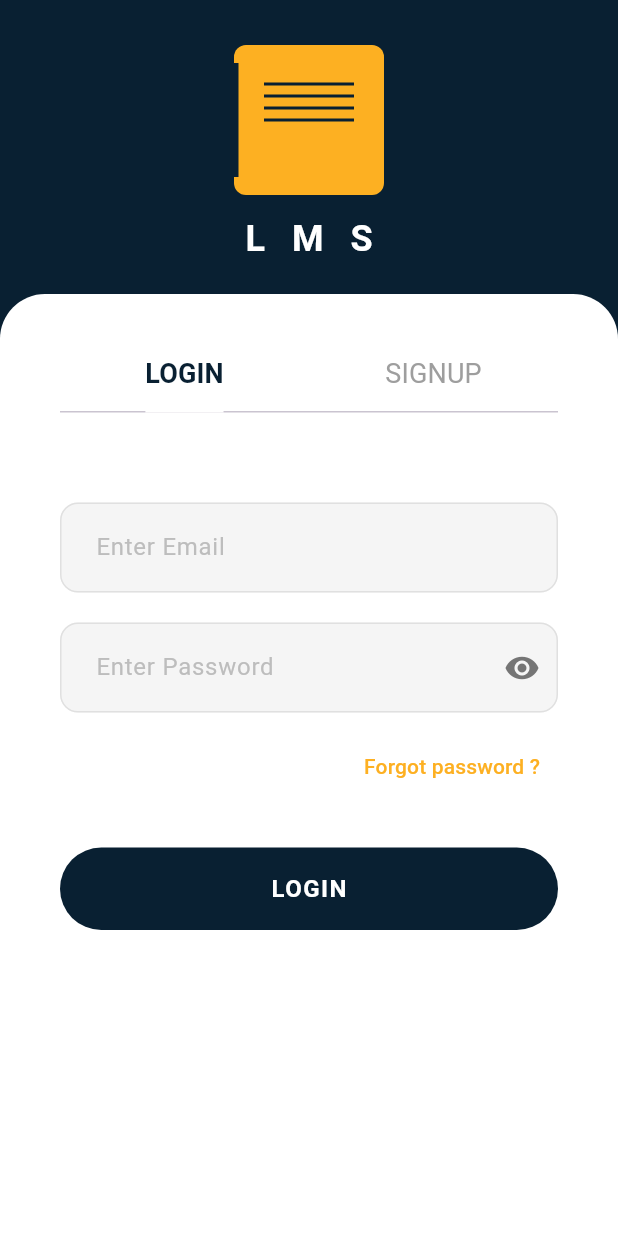
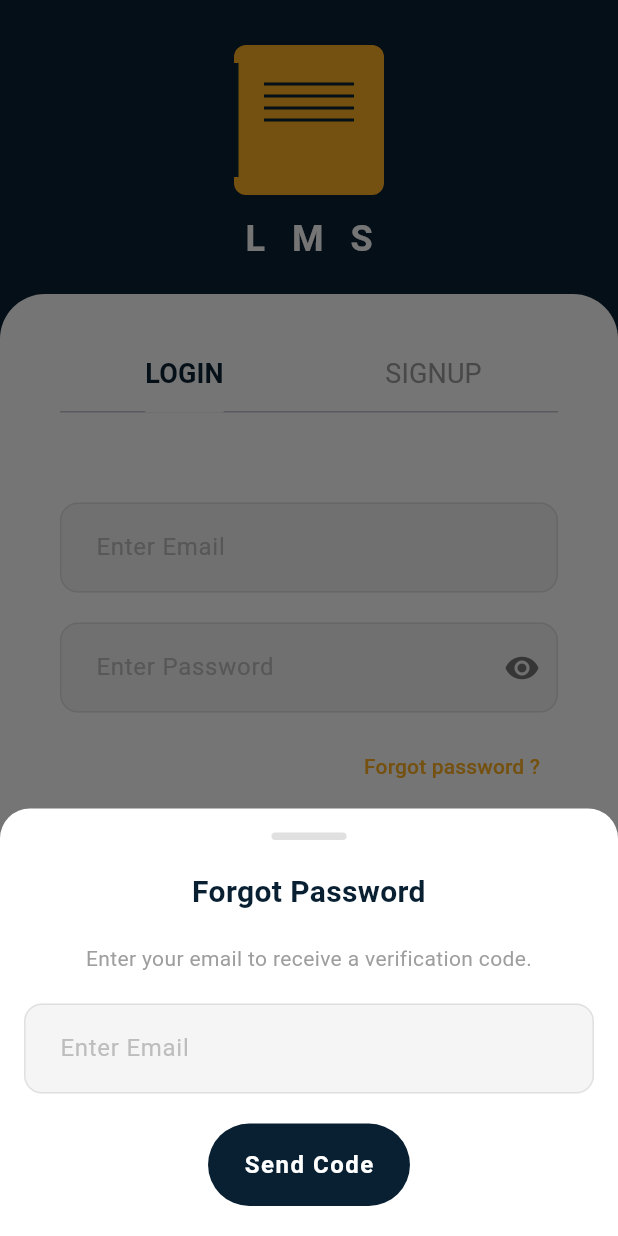
Before and after one commit to AhmedYasserTaha/jesoor_pro, a Flutter app: the screen it shows after launch, after a tap on "Forgot password ?", on a phone screen of 412 x 824 dp. Run offline on Flutter 3.47's test engine with Material 3 defaults, Android fonts, the phone set to English and light mode, and no system bars.

Commit message:
update forgot password

```diff
--- a/lib/features/auth/presentation/screens/auth_screen.dart
+++ b/lib/features/auth/presentation/screens/auth_screen.dart
@@ -96,7 +96,7 @@ class _AuthScreenState extends State<AuthScreen>
                 ),
                 const SizedBox(height: 20),
                 CustomText(
-                  "عملت اكونت جديد مبروووك",
+                  "I created a new account — congratulations 🎉",
                   textAlign: TextAlign.center,
                   fontSize: 18,
                   fontWeight: FontWeight.bold,
@@ -104,7 +104,7 @@ class _AuthScreenState extends State<AuthScreen>
                 ),
                 const SizedBox(height: 10),
                 CustomText(
-                  "مش باقي غير شوية خطوات بسيطة عشان تقدر تستخدم الأكونت بتاعك",
+                  "There are just a few simple steps left so you can start using your account.",
                   textAlign: TextAlign.center,
                 ),
                 const SizedBox(height: 10),
@@ -128,7 +128,7 @@ class _AuthScreenState extends State<AuthScreen>
                     });
                   },
                   child: const Text(
-                    'تم',
+                    'Next',
                     style: TextStyle(
                       color: Colors.white,
                       fontSize: 16,
--- a/lib/features/auth/presentation/screens/widgets/forgot_password_button.dart
+++ b/lib/features/auth/presentation/screens/widgets/forgot_password_button.dart
@@ -1,5 +1,6 @@
 import 'package:flutter/material.dart';
 import 'package:jesoor_pro/core/theme/app_text_styles.dart';
+import 'package:jesoor_pro/features/auth/presentation/screens/widgets/forgot_password_dialog.dart';
 
 class ForgotPasswordButton extends StatelessWidget {
   const ForgotPasswordButton({super.key});
@@ -9,7 +10,17 @@ class ForgotPasswordButton extends StatelessWidget {
     return Align(
       alignment: Alignment.centerRight,
       child: TextButton(
-        onPressed: () {},
+        onPressed: () {
+          showModalBottomSheet(
+            context: context,
+            isScrollControlled: true,
+            shape: const RoundedRectangleBorder(
+              borderRadius: BorderRadius.vertical(top: Radius.circular(20)),
+            ),
+            backgroundColor: Colors.white,
+            builder: (context) => const ForgotPasswordDialog(),
+          );
+        },
         child: const Text(
           'Forgot password ?',
           style: AppTextStyles.forgotPasswordStyle,
--- /dev/null
+++ b/lib/features/auth/presentation/screens/widgets/forgot_password_dialog.dart
@@ -0,0 +1,137 @@
+import 'package:flutter/material.dart';
+import 'package:jesoor_pro/core/theme/app_colors.dart';
+import 'package:jesoor_pro/core/widgets/custom_button.dart';
+import 'package:jesoor_pro/core/widgets/custom_text_field.dart';
+
+class ForgotPasswordDialog extends StatefulWidget {
+  const ForgotPasswordDialog({super.key});
+
+  @override
+  State<ForgotPasswordDialog> createState() => _ForgotPasswordDialogState();
+}
+
+class _ForgotPasswordDialogState extends State<ForgotPasswordDialog> {
+  final _emailController = TextEditingController();
+  final _otpController = TextEditingController();
+  bool _isCodeSent = false;
+  bool _isLoading = false;
+
+  @override
+  void dispose() {
+    _emailController.dispose();
+    _otpController.dispose();
+    super.dispose();
+  }
+
+  Future<void> _sendCode() async {
+    if (_emailController.text.isEmpty) return;
+
+    setState(() => _isLoading = true);
+
+    // Mock API call delay
+    await Future.delayed(const Duration(seconds: 2));
+
+    if (mounted) {
+      setState(() {
+        _isLoading = false;
+        _isCodeSent = true;
+      });
+    }
+  }
+
+  Future<void> _resendCode() async {
+    setState(() => _isLoading = true);
+    await Future.delayed(const Duration(seconds: 1));
+    if (mounted) {
+      setState(() => _isLoading = false);
+      ScaffoldMessenger.of(context).showSnackBar(
+        const SnackBar(content: Text("Code was resent successfully!")),
+      );
+    }
+  }
+
+  void _verifyCode() {
+    // Mock verification
+    Navigator.pop(context);
+    ScaffoldMessenger.of(
+      context,
+    ).showSnackBar(const SnackBar(content: Text("Verified (Mock)")));
+  }
+
+  @override
+  Widget build(BuildContext context) {
+    return Padding(
+      padding: EdgeInsets.only(
+        bottom: MediaQuery.of(context).viewInsets.bottom,
+        left: 16,
+        right: 16,
+        top: 16,
+      ),
+      child: SingleChildScrollView(
+        child: Column(
+          mainAxisSize: MainAxisSize.min,
+          children: [
+            Container(
+              width: 50,
+              height: 5,
+              decoration: BoxDecoration(
+                color: Colors.grey[300],
+                borderRadius: BorderRadius.circular(10),
+              ),
+            ),
+            const SizedBox(height: 20),
+            Text(
+              _isCodeSent ? "Verify Code" : "Forgot Password",
+              textAlign: TextAlign.center,
+              style: const TextStyle(
+                fontWeight: FontWeight.bold,
+                color: AppColors.primary,
+                fontSize: 20,
+              ),
+            ),
+            const SizedBox(height: 20),
+            if (!_isCodeSent) ...[
+              const Text(
+                "Enter your email to receive a verification code.",
+                textAlign: TextAlign.center,
+                style: TextStyle(color: Colors.grey),
+              ),
+              const SizedBox(height: 20),
+              CustomTextField(
+                controller: _emailController,
+                hintText: "Enter Email",
+                keyboardType: TextInputType.emailAddress,
+              ),
+            ] else ...[
+              const Text(
+                "Please wait until email is sent...",
+                textAlign: TextAlign.center,
+                style: TextStyle(color: Colors.grey),
+              ),
+              const SizedBox(height: 10),
+              CustomTextField(
+                controller: _otpController,
+                hintText: "Enter OTP code",
+                keyboardType: TextInputType.number,
+              ),
+            ],
+            const SizedBox(height: 20),
+            if (_isLoading)
+              const CircularProgressIndicator()
+            else
+              CustomButton(
+                text: _isCodeSent ? "Verify" : "Send Code",
+                onPressed: _isCodeSent ? _verifyCode : _sendCode,
+              ),
+            if (_isCodeSent && !_isLoading)
+              TextButton(
+                onPressed: _resendCode,
+                child: const Text("Resend Code"),
+              ),
+            const SizedBox(height: 20),
+          ],
+        ),
+      ),
+    );
+  }
+}
--- a/lib/features/auth/presentation/screens/widgets/step_indicator.dart
+++ b/lib/features/auth/presentation/screens/widgets/step_indicator.dart
@@ -20,11 +20,11 @@ class StepIndicator extends StatelessWidget {
         child: Row(
           crossAxisAlignment: CrossAxisAlignment.start,
           children: [
-            _buildStepItem(1, "بيانات شخصية", currentStep >= 1),
+            _buildStepItem(1, "Personal Data", currentStep >= 1),
             _buildDashedLine(),
-            _buildStepItem(2, "بيانات ولي الامر", currentStep >= 2),
+            _buildStepItem(2, "Parent Data", currentStep >= 2),
             _buildDashedLine(),
-            _buildStepItem(3, "تحديد الصف الدراسي", currentStep >= 3),
+            _buildStepItem(3, "Grade Selection", currentStep >= 3),
           ],
         ),
       ),
```
